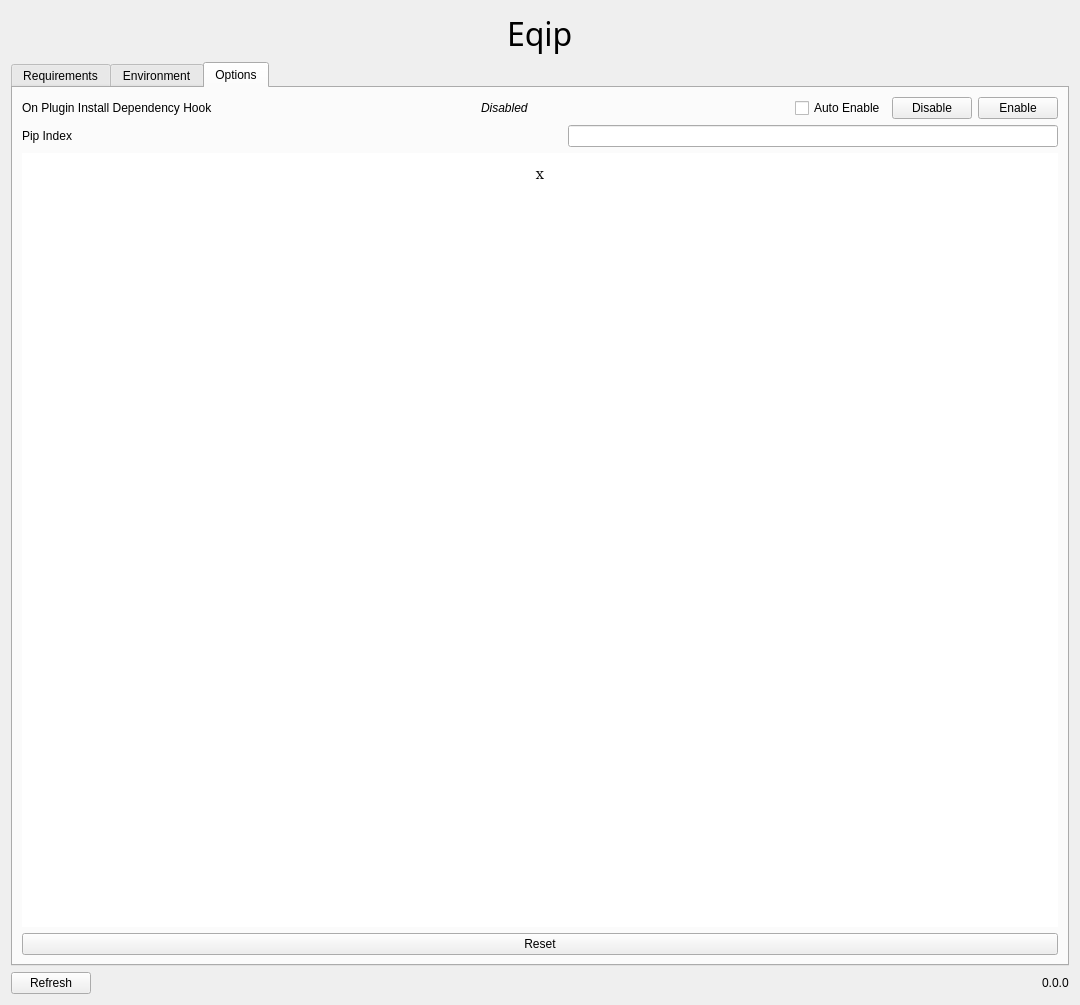
Above: eqip/configuration/options.ui from cnheider/eqip before the change. Below: the same form after it.
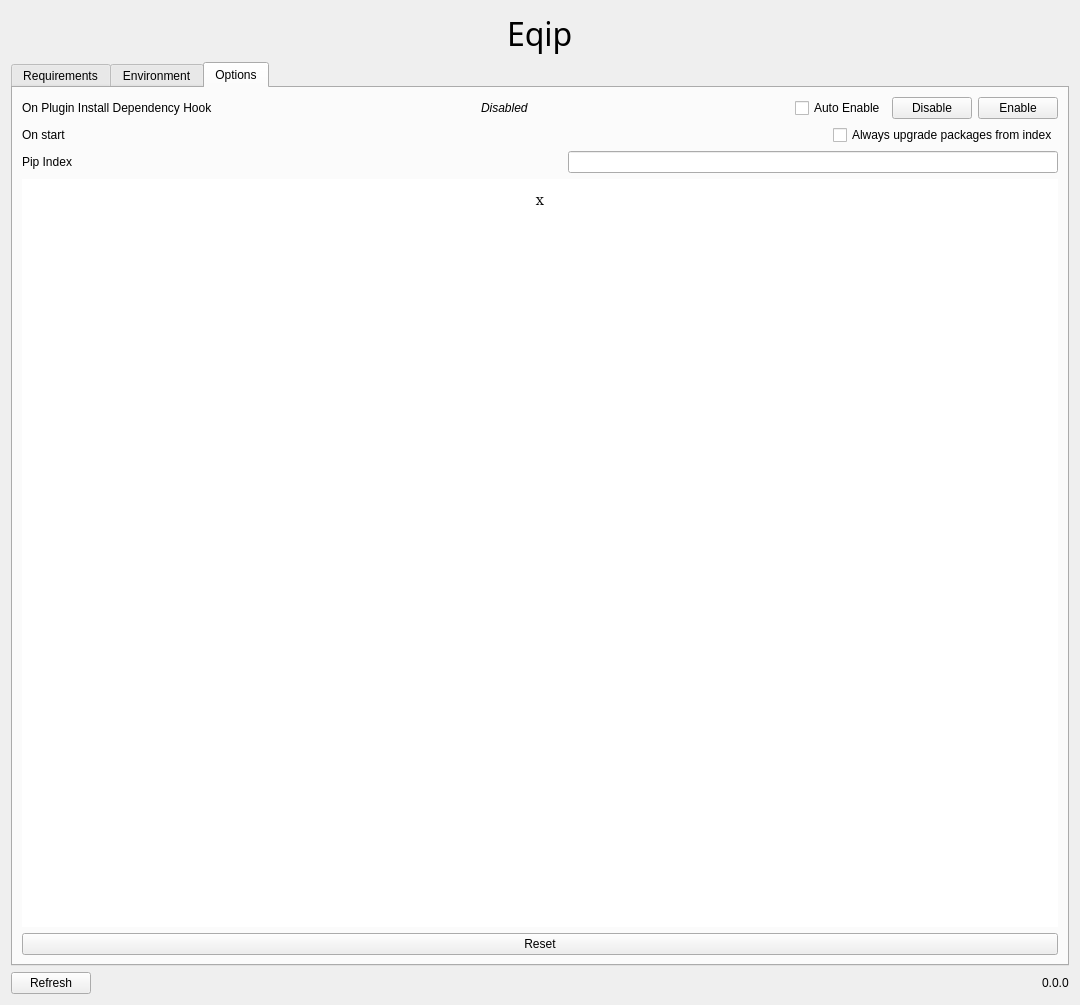
That is the form after the change. The open tabs and pages were chosen to show the change. Custom widgets are drawn as their Qt base class.

Commit message: add auto upgrade option

```diff
--- a/eqip/configuration/options.ui
+++ b/eqip/configuration/options.ui
@@ -314,6 +314,37 @@
          </item>
         </layout>
        </item>
+       <item>
+        <layout class="QHBoxLayout" name="horizontalLayout_8">
+         <item>
+          <widget class="QLabel" name="label_3">
+           <property name="text">
+            <string>On start</string>
+           </property>
+          </widget>
+         </item>
+         <item>
+          <spacer name="horizontalSpacer_8">
+           <property name="orientation">
+            <enum>Qt::Horizontal</enum>
+           </property>
+           <property name="sizeHint" stdset="0">
+            <size>
+             <width>40</width>
+             <height>20</height>
+            </size>
+           </property>
+          </spacer>
+         </item>
+         <item>
+          <widget class="QCheckBox" name="auto_upgrade_check_box">
+           <property name="text">
+            <string>Always upgrade packages from index</string>
+           </property>
+          </widget>
+         </item>
+        </layout>
+       </item>
        <item>
         <layout class="QHBoxLayout" name="horizontalLayout_6">
          <item>
```
Left out of the diff: 2 changed lines with no effect on the pictures. The commit also changes 6 other files.
